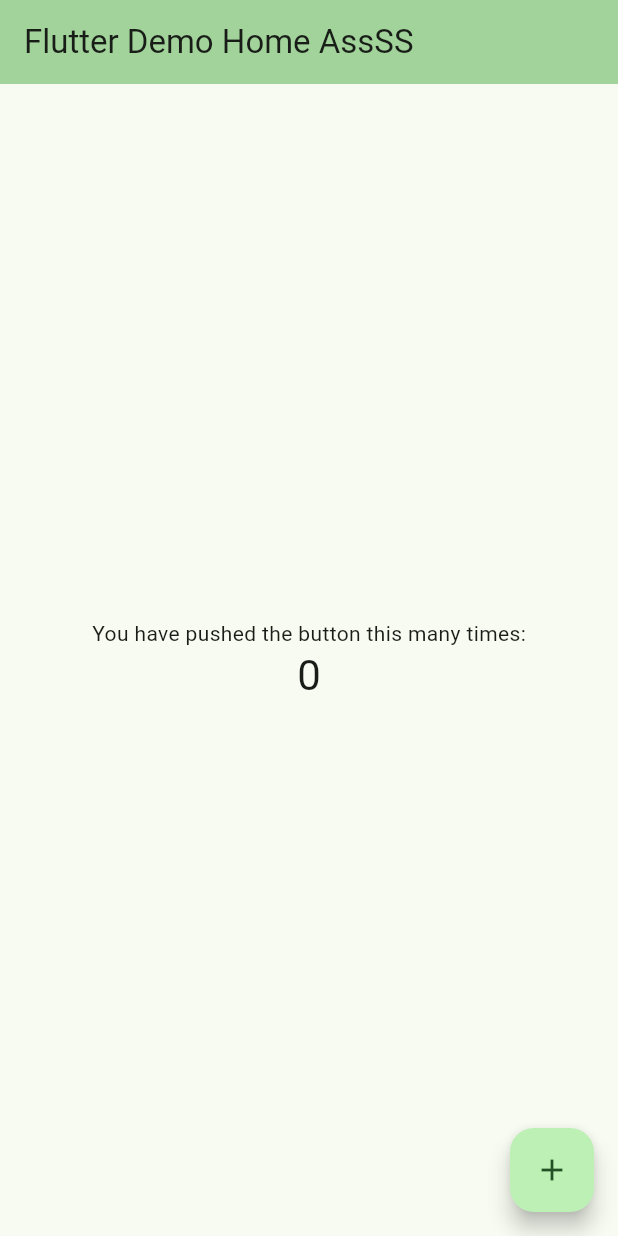
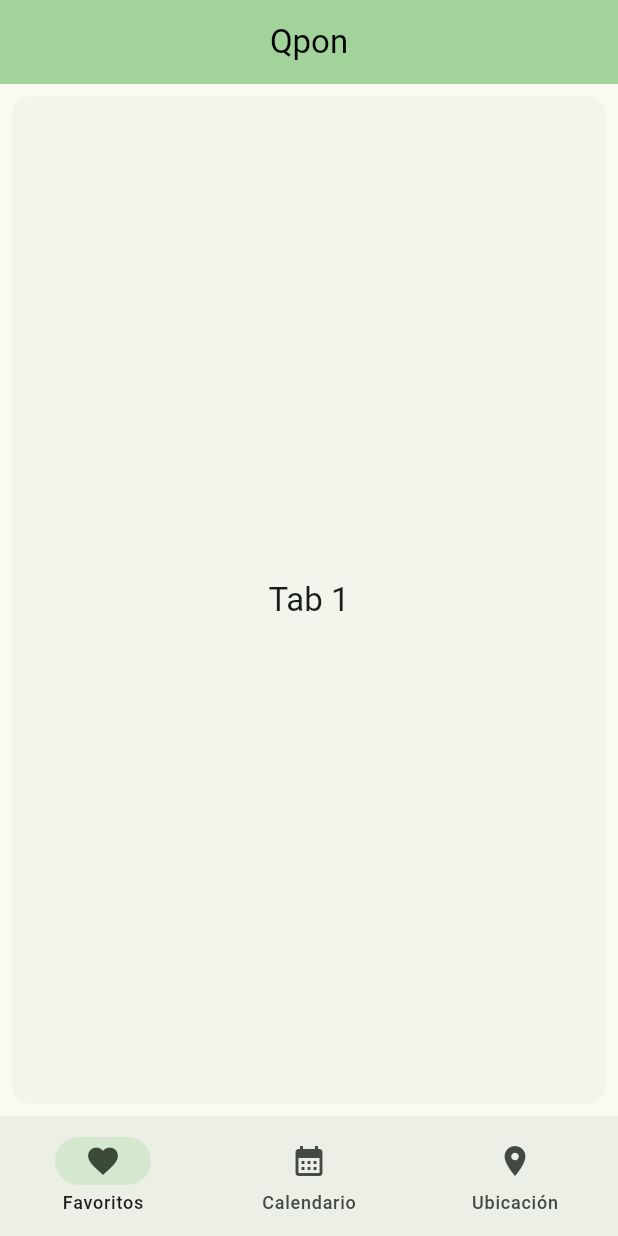
Before and after one commit to AlexanderMLAE/Qpon, a Flutter app: the screen it shows after launch, on a phone screen of 412 x 824 dp. Run offline on Flutter 3.47's test engine with Material 3 defaults, Android fonts, the phone set to English and light mode, and no system bars.

Commit message:
Hechas 3 tabs

```diff
--- a/lib/main.dart
+++ b/lib/main.dart
@@ -7,116 +7,97 @@ void main() {
 class MyApp extends StatelessWidget {
   const MyApp({super.key});
 
-  // This widget is the root of your application.
   @override
   Widget build(BuildContext context) {
     return MaterialApp(
       title: 'Flutter Demo',
       theme: ThemeData(
-        // This is the theme of your application.
-        //
-        // TRY THIS: Try running your application with "flutter run". You'll see
-        // the application has a purple toolbar. Then, without quitting the app,
-        // try changing the seedColor in the colorScheme below to Colors.green
-        // and then invoke "hot reload" (save your changes or press the "hot
-        // reload" button in a Flutter-supported IDE, or press "r" if you used
-        // the command line to start the app).
-        //
-        // Notice that the counter didn't reset back to zero; the application
-        // state is not lost during the reload. To reset the state, use hot
-        // restart instead.
-        //
-        // This works for code too, not just values: Most code changes can be
-        // tested with just a hot reload.
         colorScheme: ColorScheme.fromSeed(seedColor: Colors.green),
       ),
-      home: const MyHomePage(title: 'Flutter Demo Home AssSS'),
+      home: MyHomePage(),
     );
   }
 }
 
 class MyHomePage extends StatefulWidget {
-  const MyHomePage({super.key, required this.title});
-
-  // This widget is the home page of your application. It is stateful, meaning
-  // that it has a State object (defined below) that contains fields that affect
-  // how it looks.
-
-  // This class is the configuration for the state. It holds the values (in this
-  // case the title) provided by the parent (in this case the App widget) and
-  // used by the build method of the State. Fields in a Widget subclass are
-  // always marked "final".
-
-  final String title;
+  const MyHomePage({super.key,});
 
   @override
   State<MyHomePage> createState() => _MyHomePageState();
 }
 
 class _MyHomePageState extends State<MyHomePage> {
-  int _counter = 0;
-
-  void _incrementCounter() {
-    setState(() {
-      // This call to setState tells the Flutter framework that something has
-      // changed in this State, which causes it to rerun the build method below
-      // so that the display can reflect the updated values. If we changed
-      // _counter without calling setState(), then the build method would not be
-      // called again, and so nothing would appear to happen.
-      _counter++;
-    });
-  }
+  int currentPageIndex = 0;
 
   @override
   Widget build(BuildContext context) {
-    // This method is rerun every time setState is called, for instance as done
-    // by the _incrementCounter method above.
-    //
-    // The Flutter framework has been optimized to make rerunning build methods
-    // fast, so that you can just rebuild anything that needs updating rather
-    // than having to individually change instances of widgets.
+    final ThemeData theme = Theme.of(context);
     return Scaffold(
       appBar: AppBar(
-        // TRY THIS: Try changing the color here to a specific color (to
-        // Colors.amber, perhaps?) and trigger a hot reload to see the AppBar
-        // change color while the other colors stay the same.
         backgroundColor: Theme.of(context).colorScheme.inversePrimary,
-        // Here we take the value from the MyHomePage object that was created by
-        // the App.build method, and use it to set our appbar title.
-        title: Text(widget.title),
+        title: Center(
+          child: Text(
+            "Qpon",
+            textAlign: TextAlign.center,
+            style: TextStyle(
+              color: Colors.black
+        ),),
+        )
+
       ),
-      body: Center(
-        // Center is a layout widget. It takes a single child and positions it
-        // in the middle of the parent.
-        child: Column(
-          // Column is also a layout widget. It takes a list of children and
-          // arranges them vertically. By default, it sizes itself to fit its
-          // children horizontally, and tries to be as tall as its parent.
-          //
-          // Column has various properties to control how it sizes itself and
-          // how it positions its children. Here we use mainAxisAlignment to
-          // center the children vertically; the main axis here is the vertical
-          // axis because Columns are vertical (the cross axis would be
-          // horizontal).
-          //
-          // TRY THIS: Invoke "debug painting" (choose the "Toggle Debug Paint"
-          // action in the IDE, or press "p" in the console), to see the
-          // wireframe for each widget.
-          mainAxisAlignment: MainAxisAlignment.center,
-          children: <Widget>[
-            const Text('You have pushed the button this many times:'),
-            Text(
-              '$_counter',
-              style: Theme.of(context).textTheme.headlineMedium,
-            ),
-          ],
+      bottomNavigationBar: NavigationBar(
+        onDestinationSelected: (int index) {
+          setState(() {
+            currentPageIndex = index;
+          });
+        },
+        // colors go here
+        selectedIndex: currentPageIndex,
+        destinations: const <Widget> [
+          NavigationDestination( // Favoritos
+            selectedIcon: Icon(Icons.favorite),
+            icon: Icon(Icons.favorite),
+            label: 'Favoritos'
+          ),
+          NavigationDestination( // Calendario
+            selectedIcon: Icon(Icons.calendar_month),
+            icon: Icon(Icons.calendar_month),
+            label: 'Calendario'
+          ),
+          NavigationDestination( // Ubicación
+            selectedIcon: Icon(Icons.location_on),
+            icon: Icon(Icons.location_on),
+            label: 'Ubicación'
+          ),
+        ],
         ),
-      ),
-      floatingActionButton: FloatingActionButton(
-        onPressed: _incrementCounter,
-        tooltip: 'Increment',
-        child: const Icon(Icons.add),
-      ), // This trailing comma makes auto-formatting nicer for build methods.
+        body: <Widget> [
+          // Tab 1
+                  Card(
+          shadowColor: Colors.transparent,
+          margin: const EdgeInsets.all(8.0),
+          child: SizedBox.expand(
+            child: Center(child: Text('Tab 1', style: theme.textTheme.titleLarge)),
+          ),
+        ),
+        // Tab 2
+                Card(
+          shadowColor: Colors.transparent,
+          margin: const EdgeInsets.all(8.0),
+          child: SizedBox.expand(
+            child: Center(child: Text('Tab 2', style: theme.textTheme.titleLarge)),
+          ),
+        ),
+        // Tab 3
+                Card(
+          shadowColor: Colors.transparent,
+          margin: const EdgeInsets.all(8.0),
+          child: SizedBox.expand(
+            child: Center(child: Text('Tab 3', style: theme.textTheme.titleLarge)),
+          ),
+        ),
+
+        ][currentPageIndex],
     );
   }
 }
```
